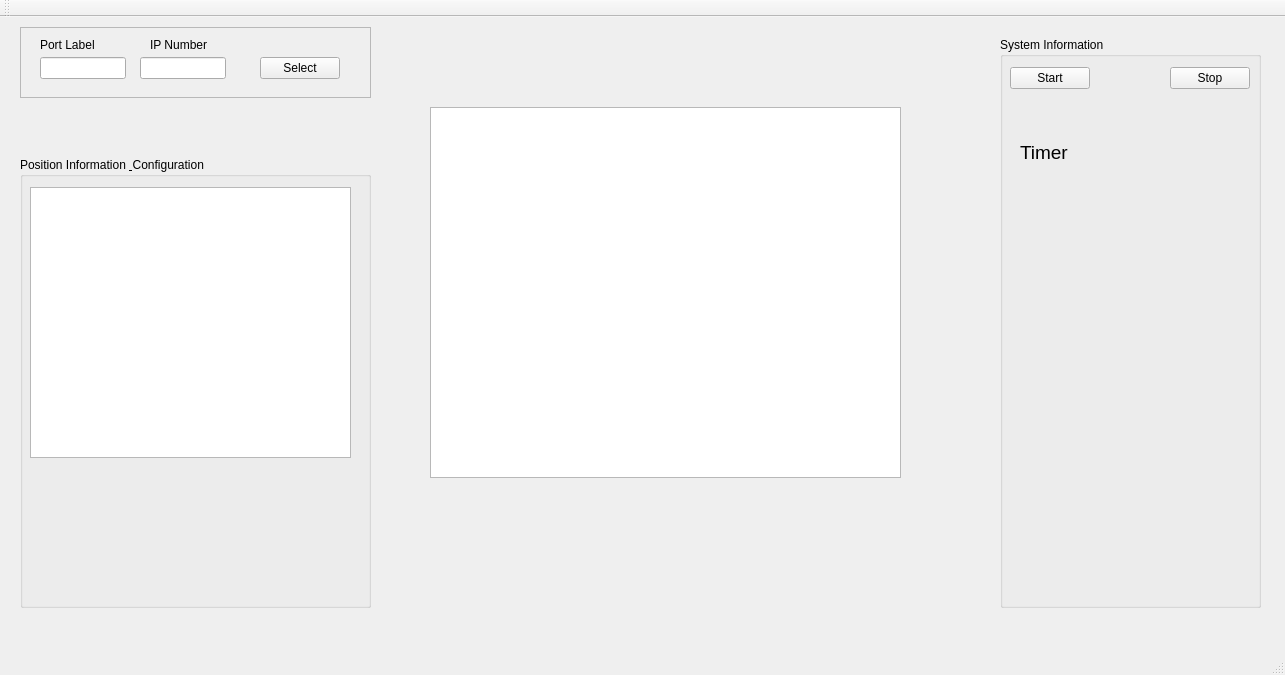
First picture: the form in mainwindow.ui, repository CSE396Group2/UI, before the edit.
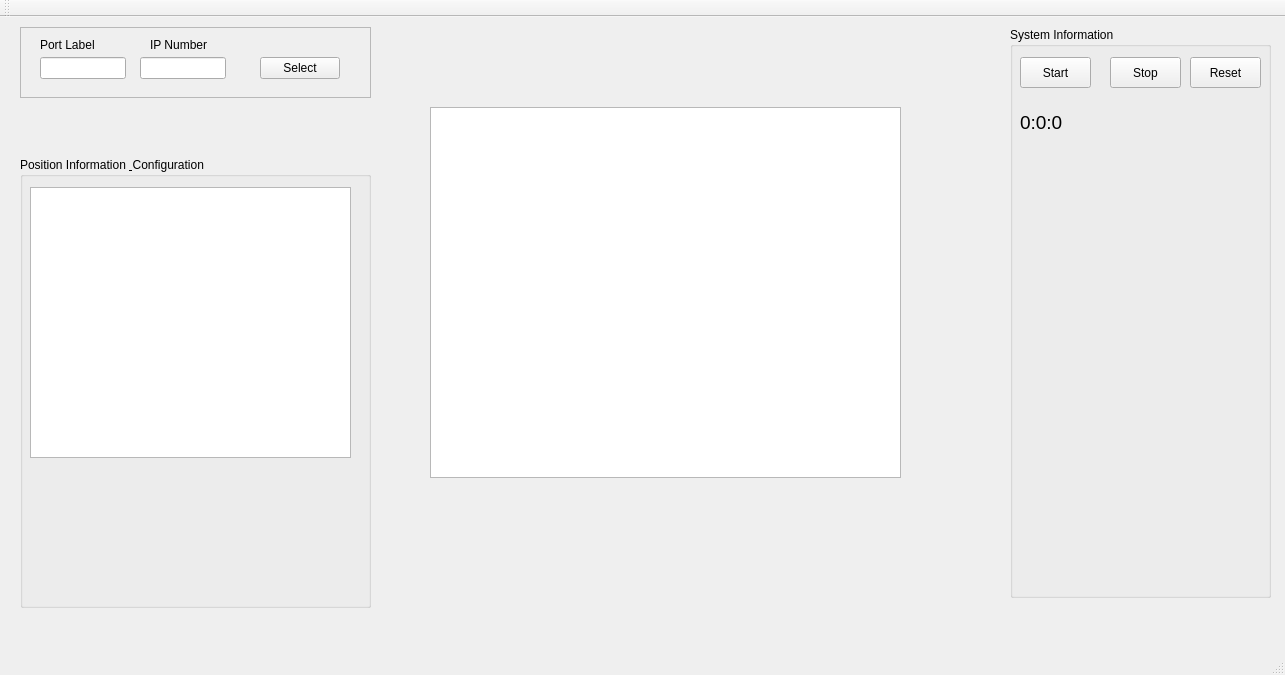
Second picture: the form after the edit.

Patch:
```diff
--- a/mainwindow.ui
+++ b/mainwindow.ui
@@ -40,8 +40,8 @@
    <widget class="QGroupBox" name="groupBox_3">
     <property name="geometry">
      <rect>
-      <x>1000</x>
-      <y>20</y>
+      <x>1010</x>
+      <y>10</y>
       <width>261</width>
       <height>571</height>
      </rect>
@@ -54,8 +54,8 @@
       <rect>
        <x>10</x>
        <y>30</y>
-       <width>80</width>
-       <height>22</height>
+       <width>71</width>
+       <height>31</height>
       </rect>
      </property>
      <property name="text">
@@ -65,9 +65,9 @@
     <widget class="QLabel" name="timerLabel">
      <property name="geometry">
       <rect>
-       <x>20</x>
-       <y>100</y>
-       <width>101</width>
+       <x>10</x>
+       <y>80</y>
+       <width>91</width>
        <height>31</height>
       </rect>
      </property>
@@ -77,22 +77,35 @@
       </font>
      </property>
      <property name="text">
-      <string>Timer</string>
+      <string>0:0:0</string>
      </property>
     </widget>
     <widget class="QPushButton" name="stopButton">
      <property name="geometry">
       <rect>
-       <x>170</x>
+       <x>100</x>
        <y>30</y>
-       <width>80</width>
-       <height>22</height>
+       <width>71</width>
+       <height>31</height>
       </rect>
      </property>
      <property name="text">
       <string>Stop</string>
      </property>
     </widget>
+    <widget class="QPushButton" name="resetButton">
+     <property name="geometry">
+      <rect>
+       <x>180</x>
+       <y>30</y>
+       <width>71</width>
+       <height>31</height>
+      </rect>
+     </property>
+     <property name="text">
+      <string>Reset</string>
+     </property>
+    </widget>
    </widget>
    <widget class="QGraphicsView" name="graphicsView">
     <property name="geometry">
```
